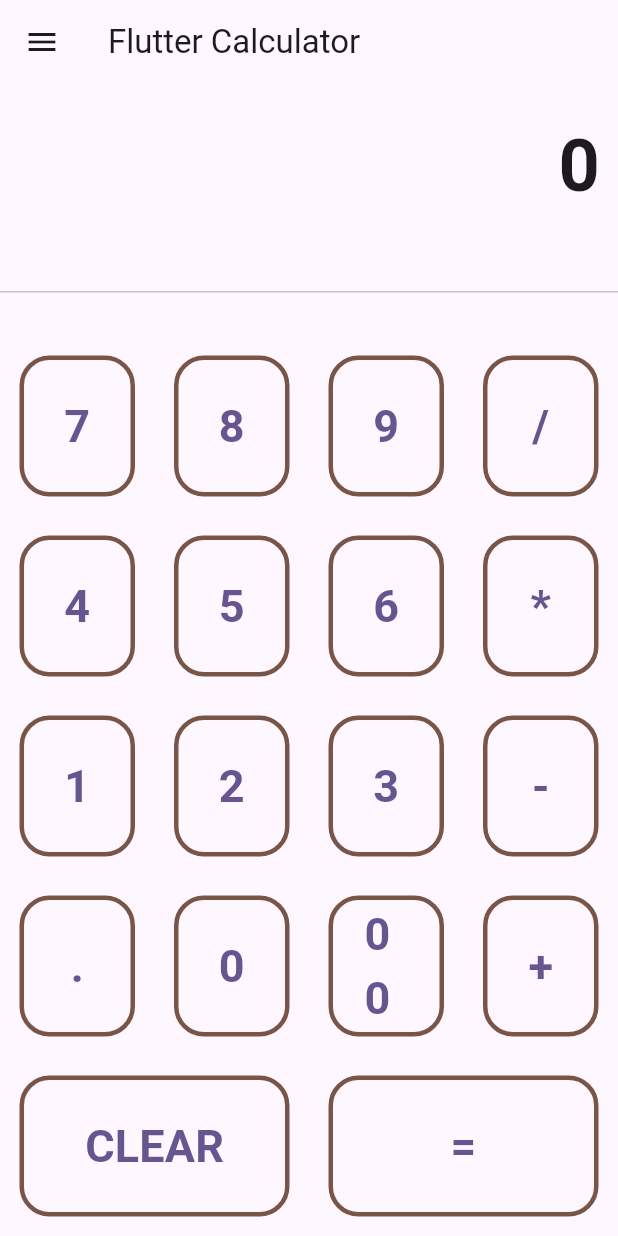
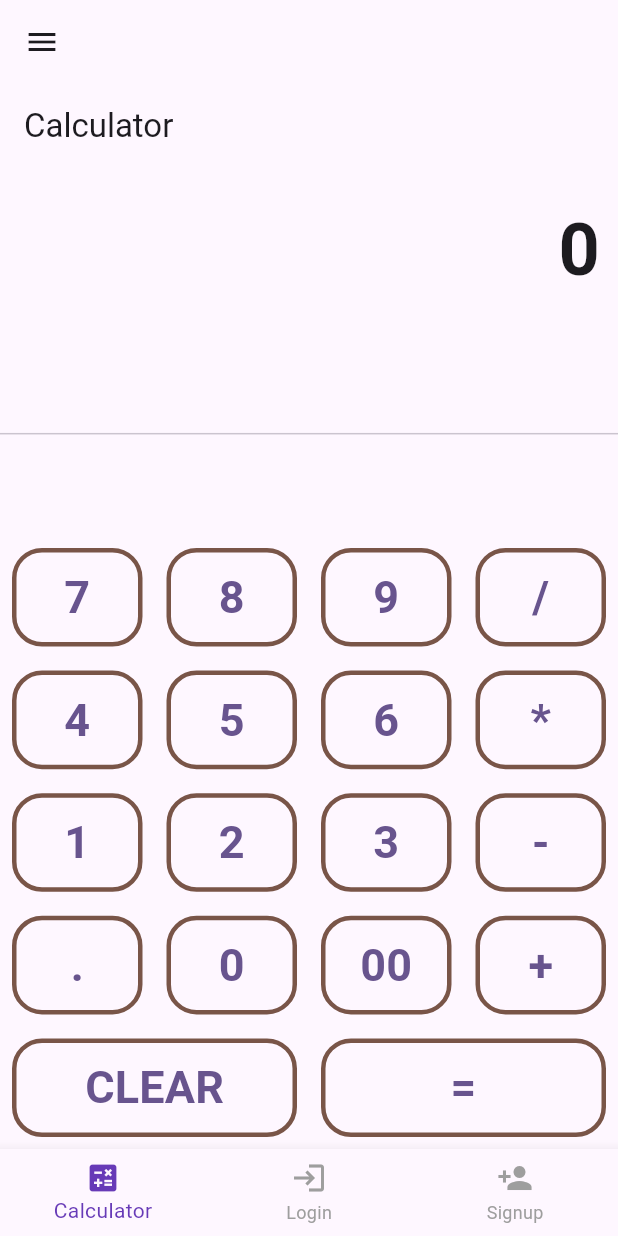
Before and after one commit to Brenda309/flutter_ui_templetes_project, a Flutter app: the screen it shows after launch, in the side drawer, after a tap on "Calculator", on a phone screen of 412 x 824 dp. Run offline on Flutter 3.47's test engine with Material 3 defaults, Android fonts, the phone set to English and light mode, and no system bars; missing offline and left inert: animated_switch.

Commit message:
fixed button overflows

```diff
--- a/lib/LoginScreen.dart
+++ b/lib/LoginScreen.dart
@@ -11,7 +11,7 @@
       appBar: AppBar(
         title: Text('Login page'),
       ),
-      drawer: AppDrawer(),
+      // drawer: AppDrawer(onItemTap: (int ) {  },),
       body: Stack(
         children: [
           const Image(
--- a/lib/calculator.dart
+++ b/lib/calculator.dart
@@ -65,15 +65,15 @@
   Widget buildButton(String buttonText) {
     return Expanded(
       child: SizedBox(
-        height: 120.0,
+        height: 100.0, // Reduce the height to fit within the screen
         child: Padding(
-          padding: const EdgeInsets.all(13.0),
+          padding: const EdgeInsets.all(8.0), // Reduce the padding to fit within the screen
           child: OutlinedButton(
             style: OutlinedButton.styleFrom(
               shape: RoundedRectangleBorder(
-                borderRadius: BorderRadius.circular(20), // Rectangle shape with no rounded corners
+                borderRadius: BorderRadius.circular(20),
               ),
-              side: BorderSide(width: 3.0, color: Colors.brown), // Customize border if needed
+              side: BorderSide(width: 3.0, color: Colors.brown),
             ),
             onPressed: () => buttonPressed(buttonText),
             child: Text(
@@ -92,7 +92,11 @@
       appBar: AppBar(
         title: Text(widget.title),
       ),
-      drawer: AppDrawer(),  // Ensure the Drawer is included here
+      // drawer: AppDrawer(
+      //   onItemTap: (int index) {
+      //     // handle navigation here
+      //   },
+      // ),
       body: Column(
         children: [
           Container(
@@ -109,9 +113,12 @@
           Expanded(
             child: Divider(),
           ),
-          Column(
+          Expanded(
+            flex: 3, // Allow the buttons to expand to fit the remaining space
+            child: Column(
               children: [
-              Row(
+                Expanded(
+                  child: Row(
                     children: [
                       buildButton("7"),
                       buildButton("8"),
@@ -119,7 +126,9 @@
                       buildButton("/"),
                     ],
                   ),
-              Row(
+                ),
+                Expanded(
+                  child: Row(
                     children: [
                       buildButton("4"),
                       buildButton("5"),
@@ -127,7 +136,9 @@
                       buildButton("*"),
                     ],
                   ),
-              Row(
+                ),
+                Expanded(
+                  child: Row(
                     children: [
                       buildButton("1"),
                       buildButton("2"),
@@ -135,7 +146,9 @@
                       buildButton("-"),
                     ],
                   ),
-              Row(
+                ),
+                Expanded(
+                  child: Row(
                     children: [
                       buildButton("."),
                       buildButton("0"),
@@ -143,13 +156,17 @@
                       buildButton("+"),
                     ],
                   ),
-              Row(
+                ),
+                Expanded(
+                  child: Row(
                     children: [
                       buildButton("CLEAR"),
                       buildButton("="),
                     ],
                   ),
+                ),
               ],
+            ),
           ),
         ],
       ),
--- a/lib/drawer.dart
+++ b/lib/drawer.dart
@@ -1,56 +1,36 @@
 import 'package:flutter/material.dart';
-import 'calculator.dart';
-import 'signup.dart';
-import 'loginScreen.dart';
 
 class AppDrawer extends StatelessWidget {
+  final Function(int) onItemTap;
+
+  const AppDrawer({Key? key, required this.onItemTap}) : super(key: key);
+
   @override
   Widget build(BuildContext context) {
     return Drawer(
       child: ListView(
         padding: EdgeInsets.zero,
-        children: <Widget>[
+        children: [
           DrawerHeader(
             decoration: BoxDecoration(
-              color: Colors.brown,
+              color: Colors.blue,
             ),
-            child: Text(
-              'Menu',
-              style: TextStyle(
-                color: Colors.white,
-                fontSize: 24,
-              ),
-            ),
+            child: Text('Menu'),
           ),
           ListTile(
             leading: Icon(Icons.calculate),
             title: Text('Calculator'),
-            onTap: () {
-              Navigator.pushReplacement(
-                context,
-                MaterialPageRoute(builder: (context) => MyHomePage(title: 'Flutter Calculator')),
-              );
-            },
+            onTap: () => onItemTap(0),
+          ),
+          ListTile(
+            leading: Icon(Icons.login),
+            title: Text('Login'),
+            onTap: () => onItemTap(1),
           ),
           ListTile(
             leading: Icon(Icons.person_add),
             title: Text('Signup'),
-            onTap: () {
-              Navigator.pushReplacement(
-                context,
-                MaterialPageRoute(builder: (context) => Signup()),
-              );
-            },
-          ),
-          ListTile(
-            leading: Icon(Icons.login),
-            title: Text('Login'),
-            onTap: () {
-              Navigator.pushReplacement(
-                context,
-                MaterialPageRoute(builder: (context) => LoginScreen()),
-              );
-            },
+            onTap: () => onItemTap(2),
           ),
         ],
       ),
--- a/lib/mainScreen.dart
+++ b/lib/mainScreen.dart
@@ -2,6 +2,7 @@
 import 'calculator.dart';
 import 'loginScreen.dart';
 import 'signup.dart';
+import 'drawer.dart';
 
 class MainScreen extends StatefulWidget {
   const MainScreen({super.key});
@@ -13,23 +14,49 @@
 class _MainScreenState extends State<MainScreen> {
   int _currentIndex = 0;
 
+  final GlobalKey<NavigatorState> _navigatorKey = GlobalKey<NavigatorState>();
+
   final List<Widget> _screens = [
     MyHomePage(title: 'Calculator'),
     LoginScreen(),
     Signup(),
   ];
 
+  void _onTabTapped(int index) {
+    setState(() {
+      _currentIndex = index;
+    });
+    _navigatorKey.currentState?.pushReplacement(
+      PageRouteBuilder(
+        pageBuilder: (context, animation1, animation2) => _screens[index],
+        transitionDuration: Duration.zero,
+      ),
+    );
+  }
+
   @override
   Widget build(BuildContext context) {
     return Scaffold(
-      body: _screens[_currentIndex],
+      appBar: AppBar(
+        // title: Text('Main Screen'),
+      ),
+      drawer: AppDrawer(
+        onItemTap: (int index) {
+          Navigator.pop(context); // Close the drawer
+          _onTabTapped(index); // Navigate to the selected page
+        },
+      ),
+      body: Navigator(
+        key: _navigatorKey,
+        onGenerateRoute: (RouteSettings settings) {
+          return MaterialPageRoute(
+            builder: (context) => _screens[_currentIndex],
+          );
+        },
+      ),
       bottomNavigationBar: BottomNavigationBar(
         currentIndex: _currentIndex,
-        onTap: (index) {
-          setState(() {
-            _currentIndex = index;
-          });
-        },
+        onTap: _onTabTapped,
         selectedItemColor: Colors.deepPurple, // Color for the active tab
         unselectedItemColor: Colors.grey, // Color for the inactive tabs
         items: const [
```
Also changed, not shown: lib/Signup.dart (+82 -83 lines). Lines whose indentation alone changed are shown as unchanged.
